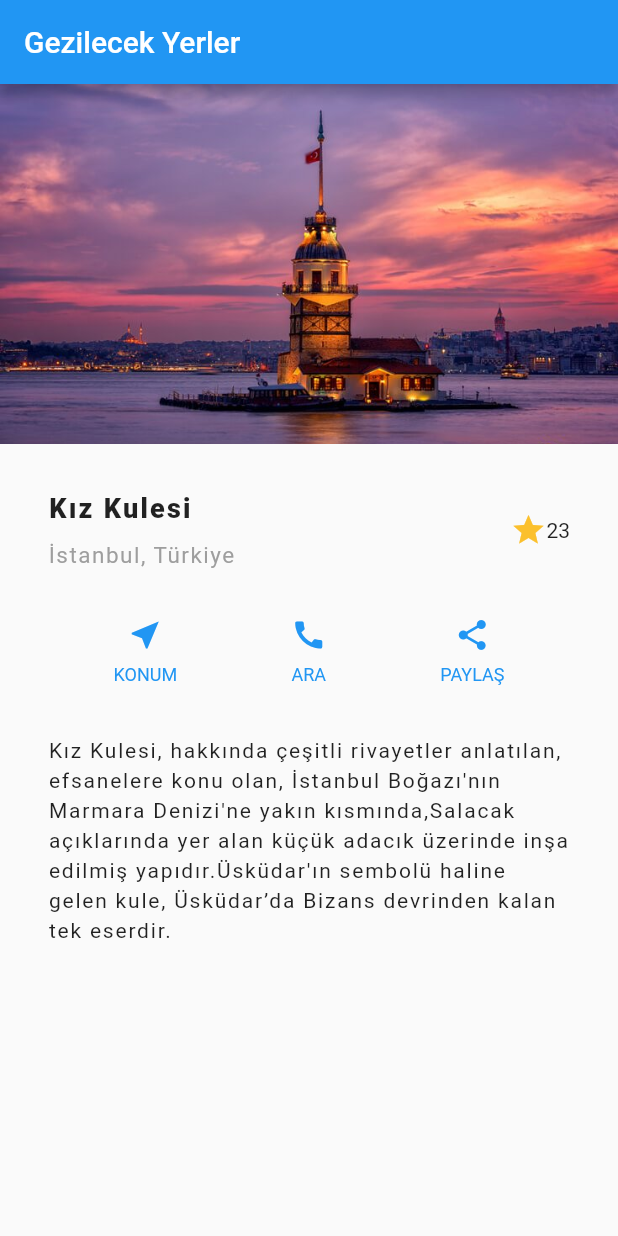
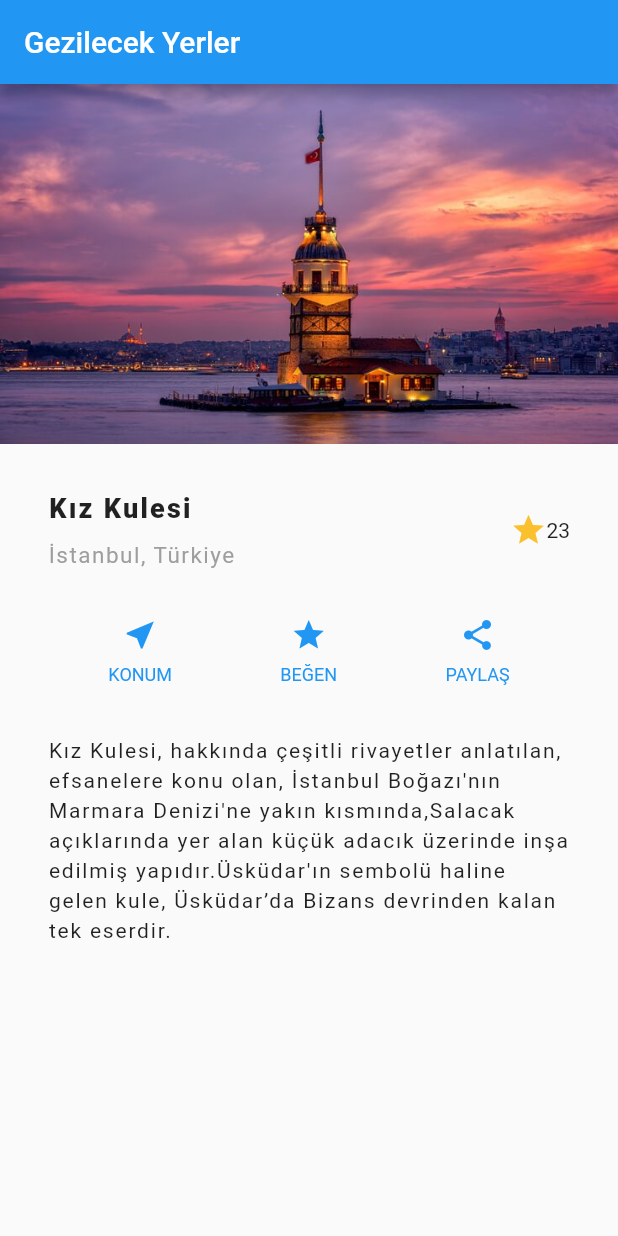
Before and after one commit to ahmetakyapi/Flutter-Place-Promotion-Card, a Flutter app: the screen it shows after launch, on a phone screen of 412 x 824 dp. Run offline on Flutter 3.47's test engine with Material 2 defaults, Android fonts, the phone set to English and light mode, and no system bars.

Commit message:
Update call button change the star button.

```diff
--- a/lib/main.dart
+++ b/lib/main.dart
@@ -56,7 +56,7 @@ class MyApp extends StatelessWidget {
       mainAxisAlignment: MainAxisAlignment.spaceEvenly,
       children: [
         _buildButtonColumn(color, Icons.near_me, 'KONUM'),
-        _buildButtonColumn(color, Icons.call, 'ARA'),
+        _buildButtonColumn(color, Icons.star, 'BEĞEN'),
         _buildButtonColumn(color, Icons.share, 'PAYLAŞ'),
       ],
     );
```
